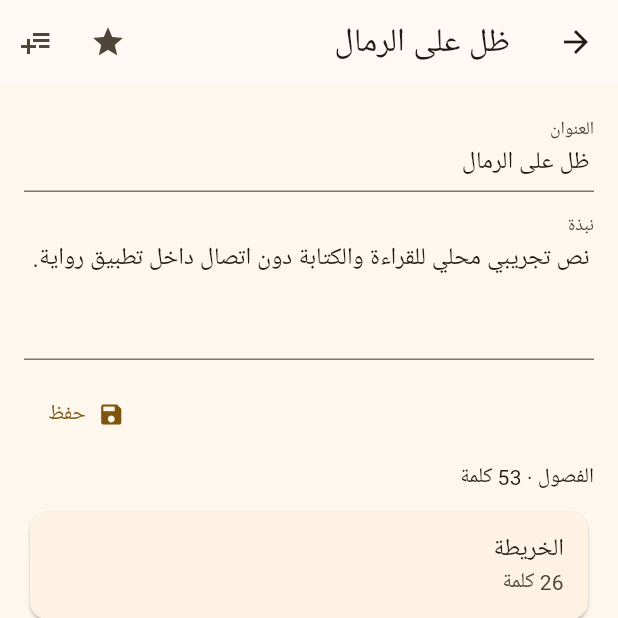
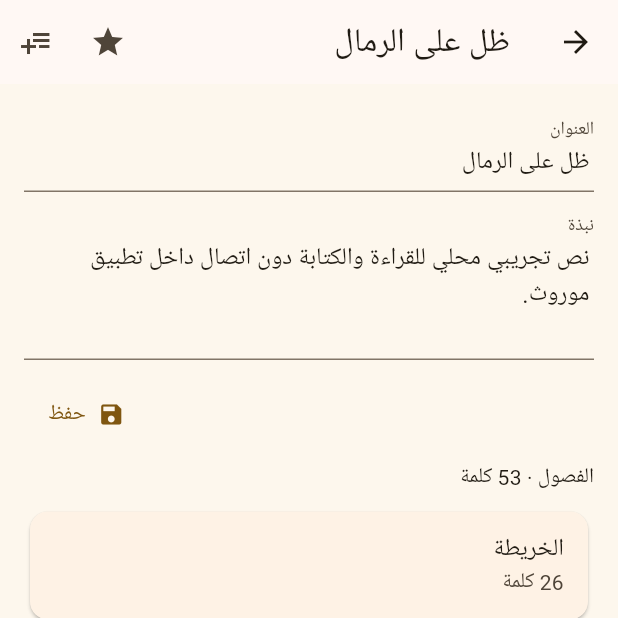
Before and after one commit to shary17454/OfflineNavigator, a Flutter app: the HomePage screen opened by its route, after a tap on "دفتر دون اتصال", after a tap on "ظل على الرمال", on a phone screen of 412 x 824 dp, the top half of it. Run offline on Flutter 3.47's test engine with Material 3 defaults, Android fonts, the phone set to English and light mode, and no system bars; our stand-ins replace dio, flutter_riverpod, go_router, shared_preferences; accounts and stored records are empty; network calls fail; Roboto replaces fonts that are missing (Tajawal).

Commit message:
Rename Rawaya to Mawrooth (موروث) and prepare Xcode Cloud
Update Flutter/SwiftUI display branding and bundle id to
com.shary17454.mawrooth, fix CI script paths for rawayah/apps/mobile,
and document App Store Connect / Xcode Cloud workflow setup.

Co-authored-by: shary17454 <shary17454@users.noreply.github.com>

```diff
--- a/rawayah/apps/mobile/lib/features/home/home_page.dart
+++ b/rawayah/apps/mobile/lib/features/home/home_page.dart
@@ -27,15 +27,20 @@ class _HomePageState extends State<HomePage> {
   @override
   Widget build(BuildContext context) {
     return Scaffold(
-      appBar: AppBar(title: const Text('رواية')),
+      appBar: AppBar(title: const Text('موروث')),
       body: Directionality(
         textDirection: TextDirection.rtl,
         child: ListView(
           padding: const EdgeInsets.all(20),
           children: [
             const Text(
-              'رواية… ذاكرة التراث العربي',
+              'موروث… ذاكرة التراث العربي',
               style: TextStyle(fontSize: 28, fontWeight: FontWeight.bold),
+            ),
+            const SizedBox(height: 8),
+            const Text(
+              'منصة لحفظ وصون الموروث: شعر، قصص، كتب، ومساهماتك المحلية دون اتصال.',
+              style: TextStyle(fontSize: 15, height: 1.5),
             ),
             const SizedBox(height: 12),
             TextField(
@@ -55,6 +60,28 @@ class _HomePageState extends State<HomePage> {
                 subtitle: const Text('اكتب واقرأ مساهماتك محليًا دون إنترنت'),
                 trailing: const Icon(Icons.chevron_left),
                 onTap: () => context.go('/offline'),
+              ),
+            ),
+            const SizedBox(height: 12),
+            Card(
+              child: ListTile(
+                leading: const Icon(Icons.info_outline),
+                title: const Text('عن موروث'),
+                subtitle: const Text('الإصدار 0.1.0 — MVP'),
+                onTap: () {
+                  showAboutDialog(
+                    context: context,
+                    applicationName: 'موروث',
+                    applicationVersion: '0.1.0',
+                    applicationLegalese: 'منصة الموروث والتراث العربي',
+                    children: const [
+                      SizedBox(height: 12),
+                      Text(
+                        'موروث يجمع محتوى التراث مع دفتر محلي للمساهمات دون اتصال، استعدادًا للربط الكامل مع الخادم.',
+                      ),
+                    ],
+                  );
+                },
               ),
             ),
             const SizedBox(height: 24),
--- a/rawayah/apps/mobile/lib/features/offline/offline_models.dart
+++ b/rawayah/apps/mobile/lib/features/offline/offline_models.dart
@@ -86,7 +86,7 @@ class OfflineWork {
 }
 
 class OfflineLibraryStore {
-  static const _key = 'rawaya_offline_works_v1';
+  static const _key = 'mawrooth_offline_works_v1';
 
   Future<List<OfflineWork>> loadWorks() async {
     final prefs = await SharedPreferences.getInstance();
@@ -119,7 +119,7 @@ class OfflineLibraryStore {
       title: 'ظل على الرمال',
       authorName: 'مساهمة تجريبية',
       genre: 'قصة',
-      synopsis: 'نص تجريبي محلي للقراءة والكتابة دون اتصال داخل تطبيق رواية.',
+      synopsis: 'نص تجريبي محلي للقراءة والكتابة دون اتصال داخل تطبيق موروث.',
       updatedAt: DateTime.now(),
       isFavorite: true,
       chapters: [
--- a/rawayah/apps/mobile/lib/main.dart
+++ b/rawayah/apps/mobile/lib/main.dart
@@ -10,10 +10,10 @@ import 'features/offline/offline_library_page.dart';
 import 'screens/placeholder_page.dart';
 
 void main() {
-  runApp(const ProviderScope(child: RawayaApp()));
+  runApp(const ProviderScope(child: MawroothApp()));
 }
 
-class RawayaRoutes {
+class MawroothRoutes {
   static const list = [
     '/home',
     '/search',
@@ -96,12 +96,12 @@ final appRouterProvider = Provider<GoRouter>((ref) {
           ),
         ],
       ),
-      ...RawayaRoutes.list
+      ...MawroothRoutes.list
           .where((path) => !['/home', '/search', '/auth', '/offline'].contains(path))
           .map(
             (path) => GoRoute(
               path: path,
-              builder: (context, state) => PlaceholderPage(title: RawayaRoutes.title(path)),
+              builder: (context, state) => PlaceholderPage(title: MawroothRoutes.title(path)),
             ),
           ),
     ],
@@ -109,14 +109,14 @@ final appRouterProvider = Provider<GoRouter>((ref) {
   );
 });
 
-class RawayaApp extends ConsumerWidget {
-  const RawayaApp({super.key});
+class MawroothApp extends ConsumerWidget {
+  const MawroothApp({super.key});
 
   @override
   Widget build(BuildContext context, WidgetRef ref) {
     final router = ref.watch(appRouterProvider);
     return MaterialApp.router(
-      title: 'رواية',
+      title: 'موروث',
       routerConfig: router,
       theme: ThemeData(
         fontFamily: 'Tajawal',
@@ -139,7 +139,7 @@ class SplashPage extends StatelessWidget {
       body: Center(
         child: FilledButton(
           onPressed: () => context.goNamed('home'),
-          child: const Text('رواية… ذاكرة التراث العربي'),
+          child: const Text('موروث… ذاكرة التراث العربي'),
         ),
       ),
     );
--- a/rawayah/apps/mobile/pubspec.yaml
+++ b/rawayah/apps/mobile/pubspec.yaml
@@ -1,5 +1,5 @@
-name: rawaya_mobile
-description: رواية - منصة التراث العربي
+name: mawrooth_mobile
+description: موروث - منصة التراث العربي
 publish_to: 'none'
 version: 0.1.0+1
 
```
Also changed, not shown: 21 other files.
